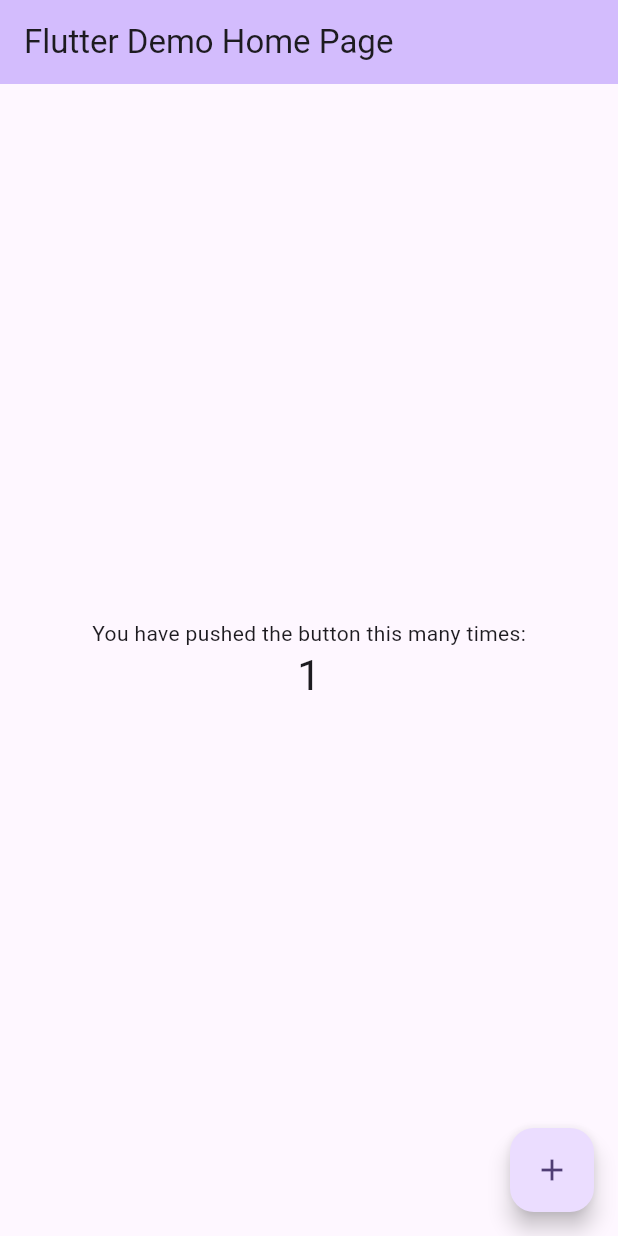
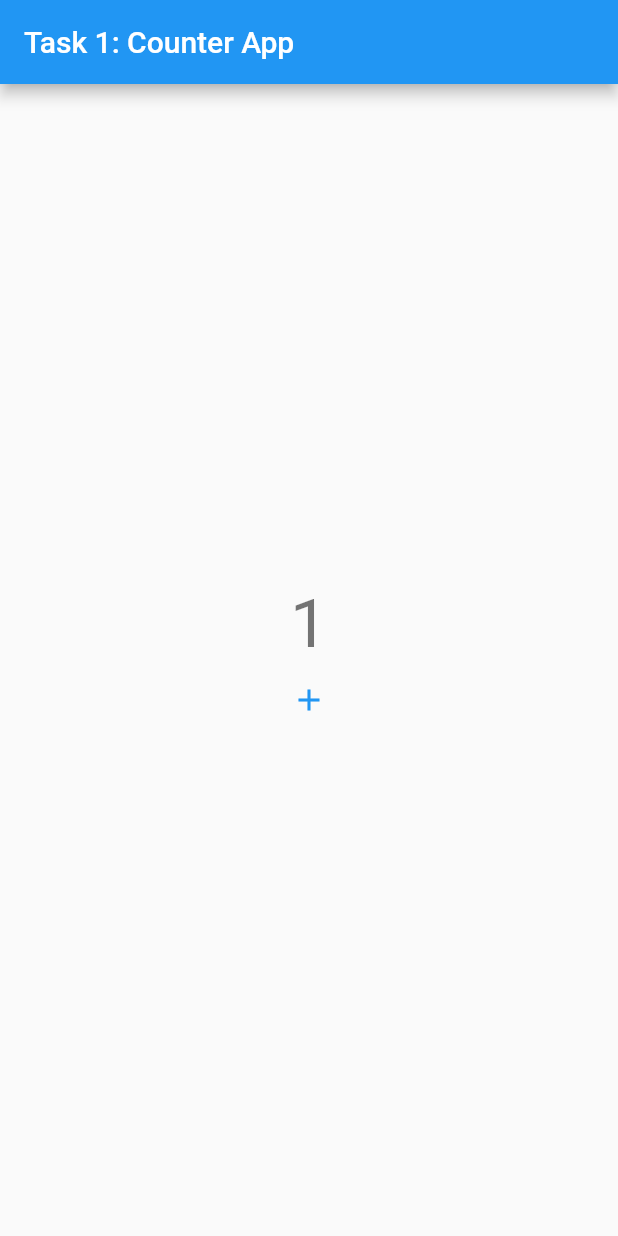
Before and after one commit to superSong-hello/FlutterStudy, a Flutter app: the screen it shows after launch, after a tap on the "add" icon, on a phone screen of 412 x 824 dp. Run offline on Flutter 3.47's test engine with Material 2 defaults, Android fonts, the phone set to English and light mode, and no system bars.

Commit message:
task1:counter app

```diff
--- a/lib/main.dart
+++ b/lib/main.dart
@@ -1,125 +1,6 @@
 import 'package:flutter/material.dart';
+import 'package:flutter_study/task1/task1_app.dart';
 
 void main() {
-  runApp(const MyApp());
+  runApp(const Task1App());
 }
-
-class MyApp extends StatelessWidget {
-  const MyApp({super.key});
-
-  // This widget is the root of your application.
-  @override
-  Widget build(BuildContext context) {
-    return MaterialApp(
-      title: 'Flutter Demo',
-      theme: ThemeData(
-        // This is the theme of your application.
-        //
-        // TRY THIS: Try running your application with "flutter run". You'll see
-        // the application has a blue toolbar. Then, without quitting the app,
-        // try changing the seedColor in the colorScheme below to Colors.green
-        // and then invoke "hot reload" (save your changes or press the "hot
-        // reload" button in a Flutter-supported IDE, or press "r" if you used
-        // the command line to start the app).
-        //
-        // Notice that the counter didn't reset back to zero; the application
-        // state is not lost during the reload. To reset the state, use hot
-        // restart instead.
-        //
-        // This works for code too, not just values: Most code changes can be
-        // tested with just a hot reload.
-        colorScheme: ColorScheme.fromSeed(seedColor: Colors.deepPurple),
-        useMaterial3: true,
-      ),
-      home: const MyHomePage(title: 'Flutter Demo Home Page'),
-    );
-  }
-}
-
-class MyHomePage extends StatefulWidget {
-  const MyHomePage({super.key, required this.title});
-
-  // This widget is the home page of your application. It is stateful, meaning
-  // that it has a State object (defined below) that contains fields that affect
-  // how it looks.
-
-  // This class is the configuration for the state. It holds the values (in this
-  // case the title) provided by the parent (in this case the App widget) and
-  // used by the build method of the State. Fields in a Widget subclass are
-  // always marked "final".
-
-  final String title;
-
-  @override
-  State<MyHomePage> createState() => _MyHomePageState();
-}
-
-class _MyHomePageState extends State<MyHomePage> {
-  int _counter = 0;
-
-  void _incrementCounter() {
-    setState(() {
-      // This call to setState tells the Flutter framework that something has
-      // changed in this State, which causes it to rerun the build method below
-      // so that the display can reflect the updated values. If we changed
-      // _counter without calling setState(), then the build method would not be
-      // called again, and so nothing would appear to happen.
-      _counter++;
-    });
-  }
-
-  @override
-  Widget build(BuildContext context) {
-    // This method is rerun every time setState is called, for instance as done
-    // by the _incrementCounter method above.
-    //
-    // The Flutter framework has been optimized to make rerunning build methods
-    // fast, so that you can just rebuild anything that needs updating rather
-    // than having to individually change instances of widgets.
-    return Scaffold(
-      appBar: AppBar(
-        // TRY THIS: Try changing the color here to a specific color (to
-        // Colors.amber, perhaps?) and trigger a hot reload to see the AppBar
-        // change color while the other colors stay the same.
-        backgroundColor: Theme.of(context).colorScheme.inversePrimary,
-        // Here we take the value from the MyHomePage object that was created by
-        // the App.build method, and use it to set our appbar title.
-        title: Text(widget.title),
-      ),
-      body: Center(
-        // Center is a layout widget. It takes a single child and positions it
-        // in the middle of the parent.
-        child: Column(
-          // Column is also a layout widget. It takes a list of children and
-          // arranges them vertically. By default, it sizes itself to fit its
-          // children horizontally, and tries to be as tall as its parent.
-          //
-          // Column has various properties to control how it sizes itself and
-          // how it positions its children. Here we use mainAxisAlignment to
-          // center the children vertically; the main axis here is the vertical
-          // axis because Columns are vertical (the cross axis would be
-          // horizontal).
-          //
-          // TRY THIS: Invoke "debug painting" (choose the "Toggle Debug Paint"
-          // action in the IDE, or press "p" in the console), to see the
-          // wireframe for each widget.
-          mainAxisAlignment: MainAxisAlignment.center,
-          children: <Widget>[
-            const Text(
-              'You have pushed the button this many times:',
-            ),
-            Text(
-              '$_counter',
-              style: Theme.of(context).textTheme.headlineMedium,
-            ),
-          ],
-        ),
-      ),
-      floatingActionButton: FloatingActionButton(
-        onPressed: _incrementCounter,
-        tooltip: 'Increment',
-        child: const Icon(Icons.add),
-      ), // This trailing comma makes auto-formatting nicer for build methods.
-    );
-  }
-}
--- /dev/null
+++ b/lib/task1/counter_screen.dart
@@ -0,0 +1,40 @@
+import 'package:flutter/material.dart';
+
+class CounterScreen extends StatefulWidget {
+  const CounterScreen({super.key});
+
+  @override
+  State<CounterScreen> createState() => _CounterScreenState();
+}
+
+class _CounterScreenState extends State<CounterScreen> {
+  int _counter = 0;
+
+  @override
+  Widget build(BuildContext context) {
+    return Center(
+      child: Column(
+        mainAxisAlignment: MainAxisAlignment.center,
+        children: [
+          Text(
+            _counter.toString(),
+            style: Theme.of(context).textTheme.displaySmall,
+          ),
+          IconButton(
+            onPressed: _incrementCount,
+            icon: Icon(
+              Icons.add,
+              color: Theme.of(context).colorScheme.primary,
+            ),
+          )
+        ],
+      ),
+    );
+  }
+
+  void _incrementCount() {
+    setState(() {
+      _counter++;
+    });
+  }
+}
--- /dev/null
+++ b/lib/task1/task1_app.dart
@@ -0,0 +1,23 @@
+import 'package:flutter/material.dart';
+
+import 'counter_screen.dart';
+
+class Task1App extends StatelessWidget {
+  const Task1App({super.key});
+
+  @override
+  Widget build(BuildContext context) {
+    return MaterialApp(
+      title: 'Task 1: Counter App',
+      theme: ThemeData(
+        primarySwatch: Colors.blue,
+      ),
+      home: Scaffold(
+        appBar: AppBar(
+          title: const Text('Task 1: Counter App'),
+        ),
+        body: const CounterScreen(),
+      ),
+    );
+  }
+}
```
Also changed, not shown: 1 other file.
